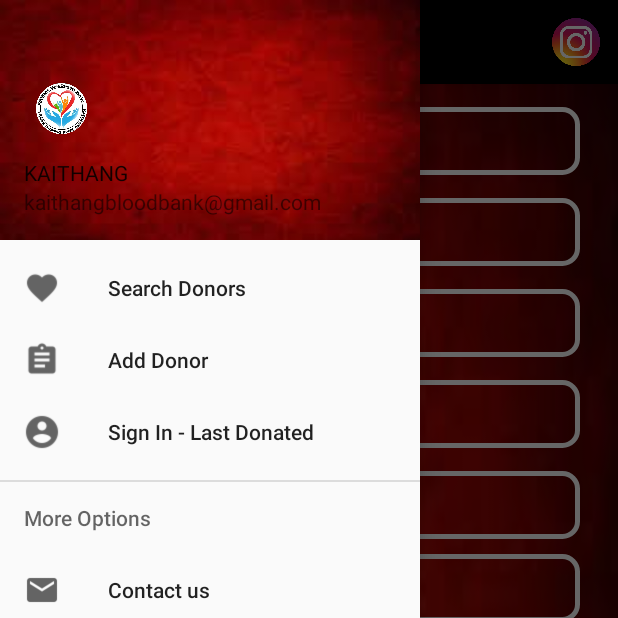
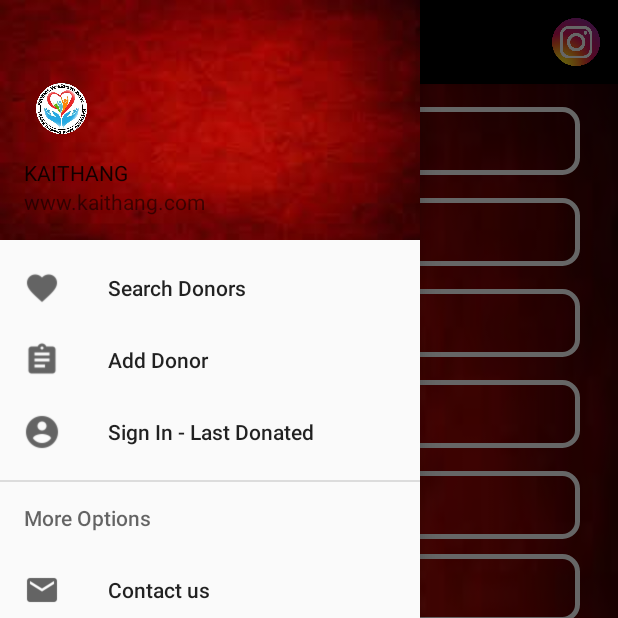
Before and after one commit to NadeemRawther/kaithang, an Android app: the screen it shows after launch (MainActivity), with the side drawer open, on a phone screen of 412 x 824 dp, the top half of it. Run offline under Robolectric (Android 15) with nearby library versions, the phone set to English and light mode, and no system bars.

Commit message:
Its my new commit

```diff
--- a/app/build.gradle
+++ b/app/build.gradle
@@ -7,8 +7,8 @@ android {
         applicationId "com.example.greeshma.bloodbank"
         minSdkVersion 17
         targetSdkVersion 28
-        versionCode 1
-        versionName "1.0"
+        versionCode 2
+        versionName "1.1"
         testInstrumentationRunner "android.support.test.runner.AndroidJUnitRunner"
         testInstrumentationRunner "androidx.test.runner.AndroidJUnitRunner"
     }
--- a/app/src/main/java/com/example/greeshma/bloodbank/MainActivity.java
+++ b/app/src/main/java/com/example/greeshma/bloodbank/MainActivity.java
@@ -15,11 +15,13 @@ import android.support.v7.app.AppCompatActivity;
 import android.support.v7.widget.Toolbar;
 import android.view.Menu;
 import android.view.MenuItem;
+import android.view.View;
+import android.widget.TextView;
 
 
 public class MainActivity extends AppCompatActivity
         implements NavigationView.OnNavigationItemSelectedListener {
-
+    TextView textView;
     @Override
     protected void onCreate(Bundle savedInstanceState) {
         super.onCreate(savedInstanceState);
@@ -33,10 +35,21 @@ public class MainActivity extends AppCompatActivity
         drawer.setDrawerListener(toggle);
         toggle.syncState();
 
+
         NavigationView navigationView = (NavigationView) findViewById(R.id.nav_view);
         navigationView.setNavigationItemSelectedListener(this);
+        View headerLayout = navigationView.getHeaderView(0);
 
-
+        textView = (TextView)headerLayout.findViewById(R.id.website);
+        textView.setOnClickListener(new View.OnClickListener() {
+            @Override
+            public void onClick(View v) {
+                String url = "https://www.kaithang.com";
+                Intent i = new Intent(Intent.ACTION_VIEW);
+                i.setData(Uri.parse(url));
+                startActivity(i);
+            }
+        });
         Fragment fragment = null;
         fragment = new DonorsPage();
         if (fragment != null) {
--- a/app/src/main/res/layout/nav_header_main_activity.xml
+++ b/app/src/main/res/layout/nav_header_main_activity.xml
@@ -26,9 +26,9 @@
         android:textAppearance="@style/TextAppearance.AppCompat.Body1" />
 
     <TextView
-        android:id="@+id/textView"
+        android:id="@+id/website"
         android:layout_width="wrap_content"
         android:layout_height="wrap_content"
-        android:text="kaithangbloodbank@gmail.com" />
+        android:text="www.kaithang.com" />
 
 </LinearLayout>
--- a/build.gradle
+++ b/build.gradle
@@ -6,7 +6,7 @@ buildscript {
         jcenter()
     }
         dependencies {
-            classpath 'com.android.tools.build:gradle:3.3.2'
+            classpath 'com.android.tools.build:gradle:3.4.1'
             classpath 'com.google.gms:google-services:4.0.1'
     }
 }
```
Also changed, not shown: gradle/wrapper/gradle-wrapper.properties.
